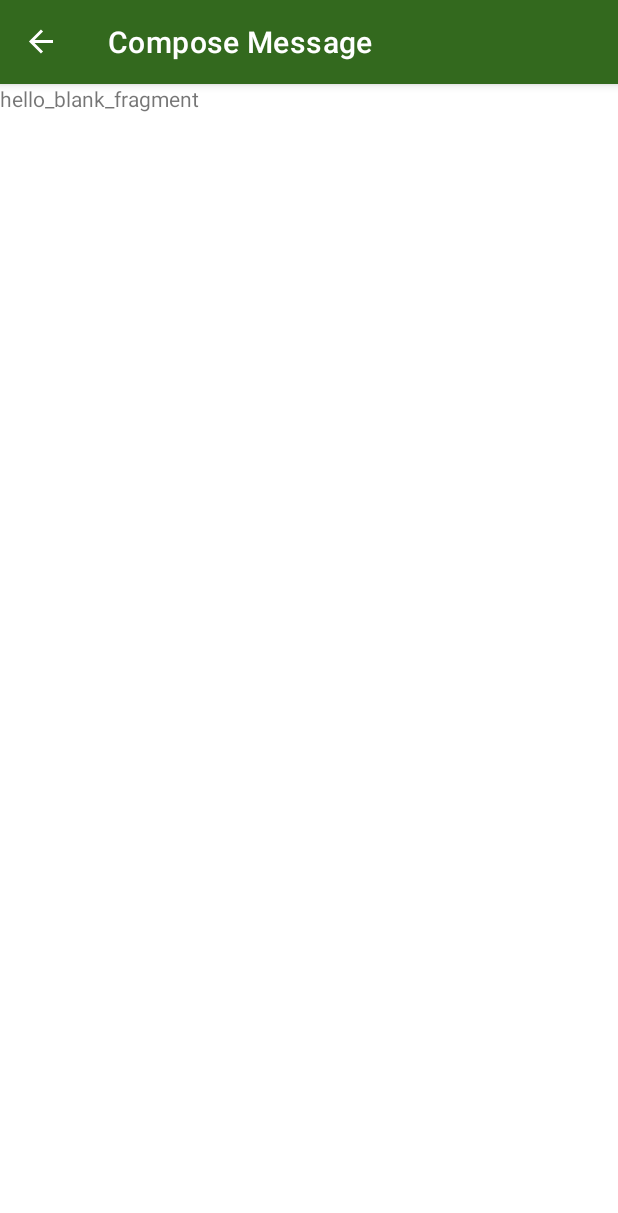
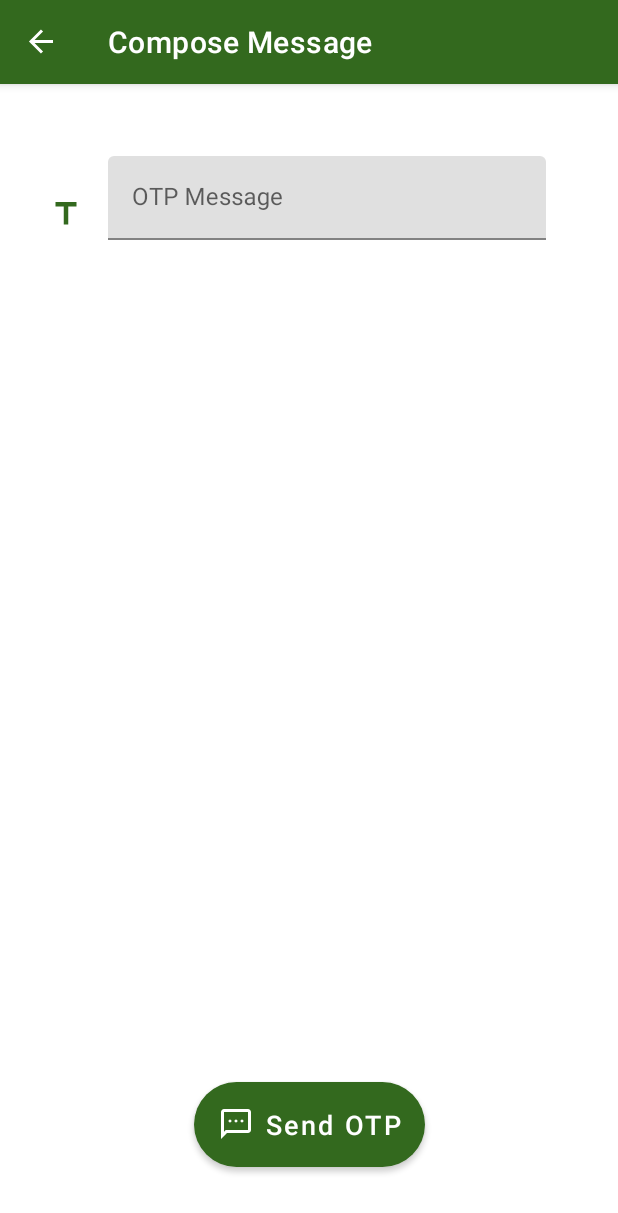
Before and after one commit to MansoorCM/ContactsOTP, an Android app: the MessageFragment screen opened through its navigation route, on a phone screen of 412 x 824 dp. Shown: the top 1213 px of the screen. Run offline under Robolectric (Android 15) with nearby library versions, the phone set to English and light mode, and no system bars; our stand-ins replace Room's generated code, Timber, data binding, navigation-ui.

Commit message:
Added layout for message compose fragment

```diff
--- a/app/src/main/res/layout/fragment_message.xml
+++ b/app/src/main/res/layout/fragment_message.xml
@@ -1,20 +1,79 @@
 <?xml version="1.0" encoding="utf-8"?>
 <layout xmlns:android="http://schemas.android.com/apk/res/android"
+    xmlns:app="http://schemas.android.com/apk/res-auto"
     xmlns:tools="http://schemas.android.com/tools">
 
     <data>
 
     </data>
 
-    <FrameLayout
+    <androidx.constraintlayout.widget.ConstraintLayout
         android:layout_width="match_parent"
         android:layout_height="match_parent"
+        android:padding="16dp"
         tools:context=".MessageFragment">
 
-        <TextView
+        <androidx.core.widget.NestedScrollView
             android:layout_width="match_parent"
-            android:layout_height="match_parent"
-            android:text="hello_blank_fragment" />
+            android:layout_height="0dp"
+            android:layout_marginBottom="16dp"
+            app:layout_constraintBottom_toTopOf="@id/button_sendOTP"
+            app:layout_constraintTop_toTopOf="parent">
 
-    </FrameLayout>
+            <androidx.constraintlayout.widget.ConstraintLayout
+                android:layout_width="match_parent"
+                android:layout_height="match_parent"
+                android:padding="16dp">
+
+                <ImageView
+                    android:id="@+id/icon_title"
+                    android:layout_width="wrap_content"
+                    android:layout_height="wrap_content"
+                    android:importantForAccessibility="no"
+                    app:layout_constraintBottom_toBottomOf="@id/OTPMessage"
+                    app:layout_constraintStart_toStartOf="parent"
+                    app:layout_constraintTop_toTopOf="@id/OTPMessage"
+                    app:srcCompat="@drawable/ic_baseline_title_24" />
+
+                <com.google.android.material.textfield.TextInputLayout
+                    android:id="@+id/OTPMessage"
+                    android:layout_width="0dp"
+                    android:layout_height="wrap_content"
+                    android:layout_margin="16dp"
+                    android:hint="OTP Message"
+                    android:inputType="text"
+                    android:textSize="24sp"
+                    android:textStyle="bold"
+                    app:errorEnabled="true"
+                    app:layout_constraintEnd_toEndOf="parent"
+                    app:layout_constraintStart_toEndOf="@id/icon_title"
+                    app:layout_constraintTop_toTopOf="parent">
+
+                    <com.google.android.material.textfield.TextInputEditText
+                        android:id="@+id/etOTPMessage"
+                        android:layout_width="match_parent"
+                        android:layout_height="wrap_content"
+                        android:ellipsize="end"
+                        android:focusable="false"
+                        android:longClickable="false"
+                        android:singleLine="true"
+                        tools:text="Hi, Your OTP is: 163892" />
+                </com.google.android.material.textfield.TextInputLayout>
+
+            </androidx.constraintlayout.widget.ConstraintLayout>
+        </androidx.core.widget.NestedScrollView>
+
+        <com.google.android.material.button.MaterialButton
+            android:id="@+id/button_sendOTP"
+            style="@style/materialButtonRounded"
+            android:text="@string/sendOTP"
+            app:cornerRadius="32dp"
+            app:icon="@drawable/ic_action_sms"
+            app:iconSize="24dp"
+            app:layout_constraintBottom_toBottomOf="parent"
+            app:layout_constraintEnd_toEndOf="parent"
+            app:layout_constraintStart_toStartOf="parent" />
+
+    </androidx.constraintlayout.widget.ConstraintLayout>
+
 </layout>
--- a/app/src/main/res/values/strings.xml
+++ b/app/src/main/res/values/strings.xml
@@ -8,4 +8,5 @@
     <string name="contacts">Contacts</string>
     <string name="messages">Messages</string>
     <string name="message_list_placeholder_text">Messages history is currently empty. Send new message to see the data</string>
+    <string name="sendOTP">Send OTP</string>
 </resources>
```
